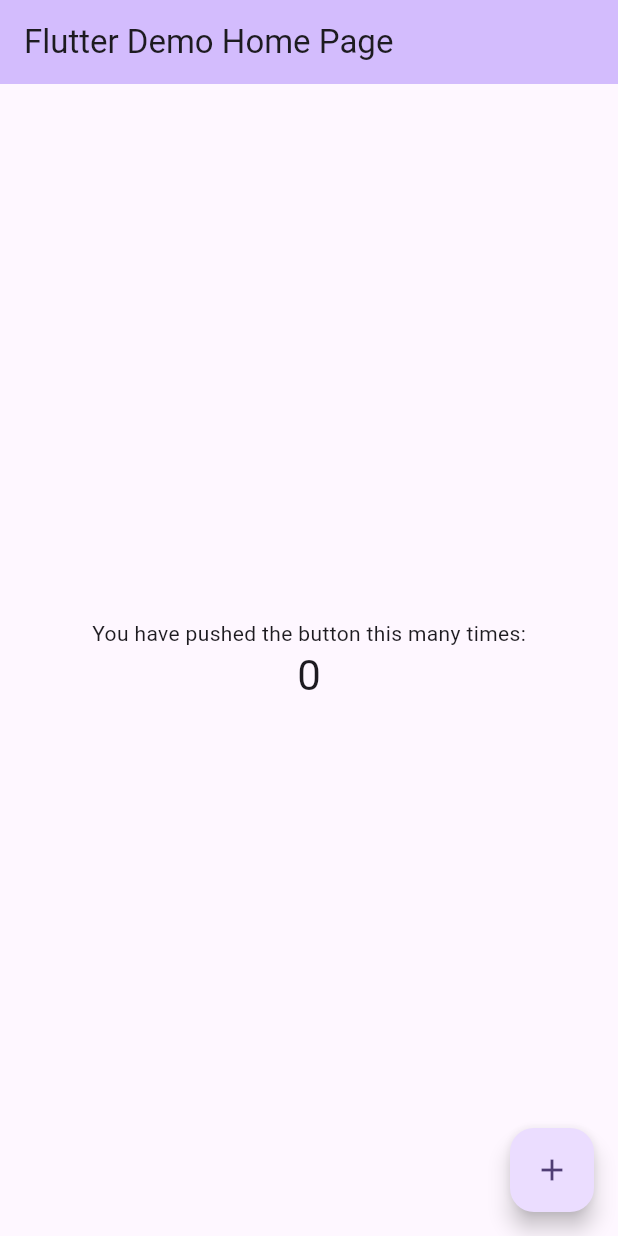
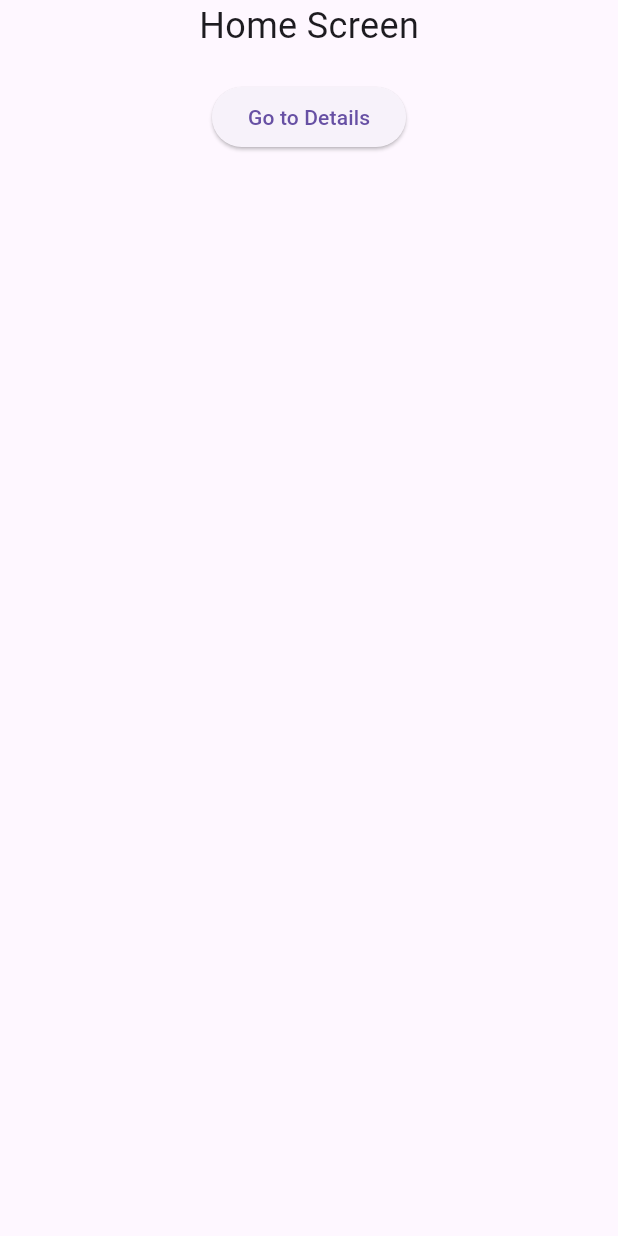
Before and after one commit to djenidisimple/meteoMada, a Flutter app: the screen it shows after launch, on a phone screen of 412 x 824 dp. Run offline on Flutter 3.47's test engine with Material 3 defaults, Android fonts, the phone set to English and light mode, and no system bars.

Commit message:
new update

```diff
--- a/lib/main.dart
+++ b/lib/main.dart
@@ -1,4 +1,5 @@
 import 'package:flutter/material.dart';
+import 'screens/home.dart';
 
 void main() {
   runApp(const MyApp());
@@ -6,117 +7,15 @@ void main() {
 
 class MyApp extends StatelessWidget {
   const MyApp({super.key});
-
-  // This widget is the root of your application.
   @override
   Widget build(BuildContext context) {
     return MaterialApp(
-      title: 'Flutter Demo',
+      debugShowCheckedModeBanner: false,
+      title: 'Mon Application',
       theme: ThemeData(
-        // This is the theme of your application.
-        //
-        // TRY THIS: Try running your application with "flutter run". You'll see
-        // the application has a purple toolbar. Then, without quitting the app,
-        // try changing the seedColor in the colorScheme below to Colors.green
-        // and then invoke "hot reload" (save your changes or press the "hot
-        // reload" button in a Flutter-supported IDE, or press "r" if you used
-        // the command line to start the app).
-        //
-        // Notice that the counter didn't reset back to zero; the application
-        // state is not lost during the reload. To reset the state, use hot
-        // restart instead.
-        //
-        // This works for code too, not just values: Most code changes can be
-        // tested with just a hot reload.
-        colorScheme: .fromSeed(seedColor: Colors.deepPurple),
+        primarySwatch: Colors.blue,
       ),
-      home: const MyHomePage(title: 'Flutter Demo Home Page'),
+      home: const Home(),
     );
   }
 }
-
-class MyHomePage extends StatefulWidget {
-  const MyHomePage({super.key, required this.title});
-
-  // This widget is the home page of your application. It is stateful, meaning
-  // that it has a State object (defined below) that contains fields that affect
-  // how it looks.
-
-  // This class is the configuration for the state. It holds the values (in this
-  // case the title) provided by the parent (in this case the App widget) and
-  // used by the build method of the State. Fields in a Widget subclass are
-  // always marked "final".
-
-  final String title;
-
-  @override
-  State<MyHomePage> createState() => _MyHomePageState();
-}
-
-class _MyHomePageState extends State<MyHomePage> {
-  int _counter = 0;
-
-  void _incrementCounter() {
-    setState(() {
-      // This call to setState tells the Flutter framework that something has
-      // changed in this State, which causes it to rerun the build method below
-      // so that the display can reflect the updated values. If we changed
-      // _counter without calling setState(), then the build method would not be
-      // called again, and so nothing would appear to happen.
-      _counter++;
-    });
-  }
-
-  @override
-  Widget build(BuildContext context) {
-    // This method is rerun every time setState is called, for instance as done
-    // by the _incrementCounter method above.
-    //
-    // The Flutter framework has been optimized to make rerunning build methods
-    // fast, so that you can just rebuild anything that needs updating rather
-    // than having to individually change instances of widgets.
-    return Scaffold(
-      appBar: AppBar(
-        // TRY THIS: Try changing the color here to a specific color (to
-        // Colors.amber, perhaps?) and trigger a hot reload to see the AppBar
-        // change color while the other colors stay the same.
-        backgroundColor: Theme.of(context).colorScheme.inversePrimary,
-        // Here we take the value from the MyHomePage object that was created by
-        // the App.build method, and use it to set our appbar title.
-        title: Text(widget.title),
-      ),
-      body: Center(
-        // Center is a layout widget. It takes a single child and positions it
-        // in the middle of the parent.
-        child: Column(
-          // Column is also a layout widget. It takes a list of children and
-          // arranges them vertically. By default, it sizes itself to fit its
-          // children horizontally, and tries to be as tall as its parent.
-          //
-          // Column has various properties to control how it sizes itself and
-          // how it positions its children. Here we use mainAxisAlignment to
-          // center the children vertically; the main axis here is the vertical
-          // axis because Columns are vertical (the cross axis would be
-          // horizontal).
-          //
-          // TRY THIS: Invoke "debug painting" (choose the "Toggle Debug Paint"
-          // action in the IDE, or press "p" in the console), to see the
-          // wireframe for each widget.
-          mainAxisAlignment: .center,
-          children: [
-            const Text('You have pushed the button this many times:'),
-            Text(
-              '$_counter',
-              style: Theme.of(context).textTheme.headlineMedium,
-            ),
-          ],
-        ),
-      ),
-      floatingActionButton: FloatingActionButton(
-        onPressed: _incrementCounter,
-        tooltip: 'Increment',
-        child: const Icon(Icons.add),
-      ),
-    );
-  }
-}
--- /dev/null
+++ b/lib/screens/Home.dart
@@ -0,0 +1,26 @@
+import 'package:flutter/material.dart';
+
+class Home extends StatelessWidget {
+  const Home({super.key});
+
+  @override
+  Widget build(BuildContext context) {
+    return Scaffold(
+        body: Column(
+      children: [
+        Text(
+          'Home Screen',
+          style: TextStyle(fontSize: 24),
+        ),
+        const SizedBox(height: 20),
+        Center(
+            child: ElevatedButton(
+          onPressed: () {
+            // Action when the button is pressed
+          },
+          child: Text('Go to Details'),
+        ))
+      ],
+    ));
+  }
+}
--- a/pubspec.yaml
+++ b/pubspec.yaml
@@ -19,7 +19,7 @@ publish_to: 'none' # Remove this line if you wish to publish to pub.dev
 version: 1.0.0+1
 
 environment:
-  sdk: ^3.11.5
+  sdk: ">=3.0.0 <4.0.0"
 
 # Dependencies specify other packages that your package needs in order to work.
 # To automatically upgrade your package dependencies to the latest versions
```
Also changed, not shown: pubspec.lock, 1 other file.
